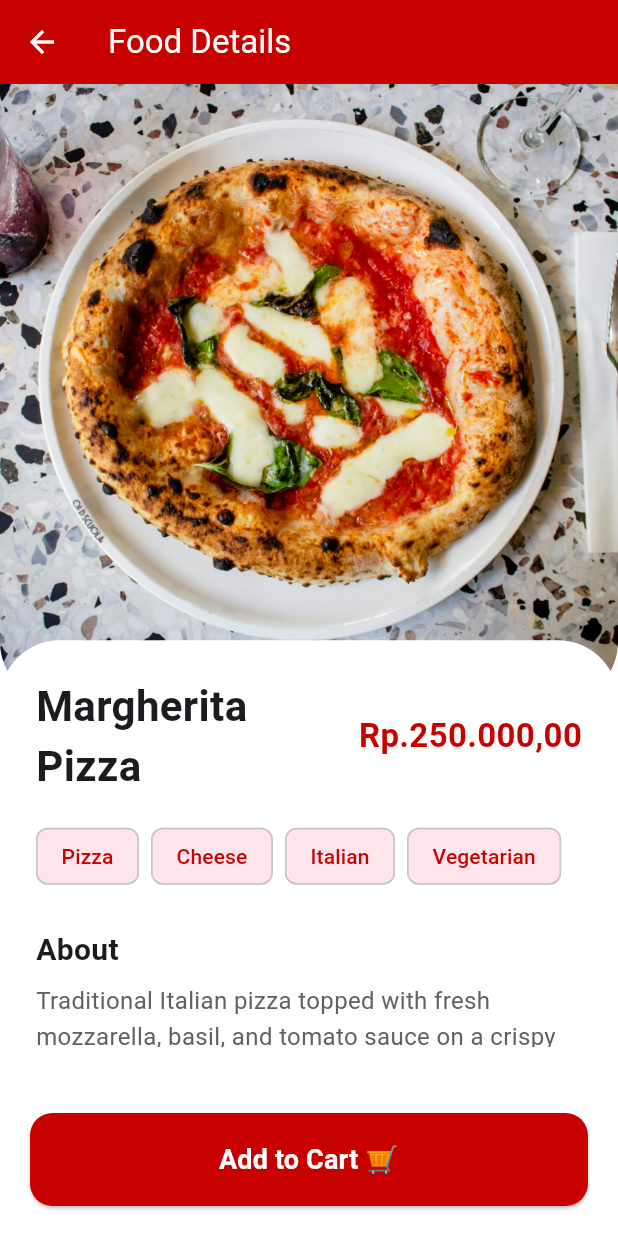
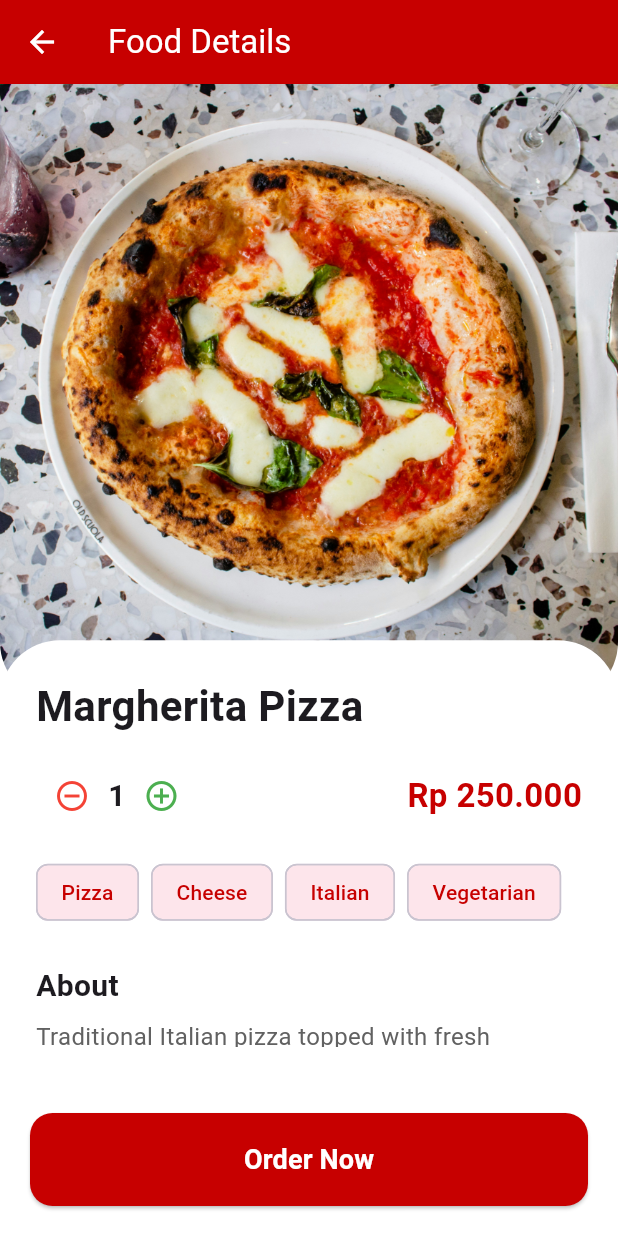
Before and after one commit to Fendyra/124230010_LatihanKuis, a Flutter app: the HomePage screen opened directly with empty values, after a tap on "Margherita Pizza", on a phone screen of 412 x 824 dp. Run offline on Flutter 3.47's test engine with Material 3 defaults, Android fonts, the phone set to English and light mode, and no system bars.

Commit message:
added Order Menu Page

```diff
--- a/lib/data/food_menu.dart
+++ b/lib/data/food_menu.dart
@@ -30,7 +30,7 @@ List<FoodMenu> foodMenuList = [
     price: 'Rp.150.000,00',
     about:
         'Classic creamy pasta with parmesan cheese, crispy bacon, and a touch of garlic for rich flavor.',
-    imageUrl: 'assets/images/spagetti-carbonara.jpg',
+    imageUrl: 'assets/images/spaghetti-carbonara.jpeg',
     reviewAverage: '89%',
     reviewCount: '930',
   ),
@@ -52,7 +52,7 @@ List<FoodMenu> foodMenuList = [
     price: 'Rp.220.000,00',
     about:
         'Assorted sushi rolls with fresh salmon, tuna, avocado, cucumber, and shrimp served with wasabi and soy sauce.',
-    imageUrl: 'https://images.unsplash.com/photo-1553621042-f6e147245754',
+    imageUrl: 'assets/images/sushi-platter.jpeg',
     reviewAverage: '97%',
     reviewCount: '2680',
   ),
@@ -63,7 +63,7 @@ List<FoodMenu> foodMenuList = [
     price: 'Rp.450.000,00',
     about:
         'Grilled sirloin steak cooked to perfection, served with crispy golden fries and herb butter.',
-    imageUrl: 'https://images.unsplash.com/photo-1551183053-bf91a1d81141',
+    imageUrl: 'assets/images/steak-fries.jpeg',
     reviewAverage: '94%',
     reviewCount: '1587',
   ),
--- a/lib/page/order_menu_page.dart
+++ b/lib/page/order_menu_page.dart
@@ -1,14 +1,57 @@
 import 'package:flutter/material.dart';
+import 'package:intl/intl.dart';
 import 'package:latihan_kuis/models/food_menu_model.dart';
 
-class DetailPage extends StatelessWidget {
+class DetailPage extends StatefulWidget {
   final FoodMenu food;
 
   const DetailPage({super.key, required this.food});
 
   @override
+  State<DetailPage> createState() => _DetailPageState();
+}
+
+class _DetailPageState extends State<DetailPage> {
+  int _quantity = 1;
+  double _totalPrice = 0.0;
+
+  @override
+  void initState() {
+    super.initState();
+    _calculateTotalPrice();
+  }
+
+  void _calculateTotalPrice() {
+    String mainPricePart = widget.food.price.split(',')[0];
+    final priceString = mainPricePart.replaceAll(RegExp(r'[^0-9]'), '');
+    final price = double.parse(priceString);
+
+    setState(() {
+      _totalPrice = price * _quantity;
+    });
+  }
+
+  void _incrementQuantity() {
+    setState(() {
+      _quantity++;
+      _calculateTotalPrice();
+    });
+  }
+
+  void _decrementQuantity() {
+    if (_quantity > 1) {
+      setState(() {
+        _quantity--;
+        _calculateTotalPrice();
+      });
+    }
+  }
+
+  @override
   Widget build(BuildContext context) {
-    bool isNetworkImage = food.imageUrl.startsWith('http');
+    bool isNetworkImage = widget.food.imageUrl.startsWith('http');
+    final currencyFormatter =
+        NumberFormat.currency(locale: 'id_ID', symbol: 'Rp ', decimalDigits: 0);
 
     return Scaffold(
       appBar: AppBar(
@@ -19,13 +62,12 @@ class DetailPage extends StatelessWidget {
       backgroundColor: Colors.white,
       body: Stack(
         children: [
-          // Gambar utama
           Positioned(
             top: 0,
             left: 0,
             right: 0,
             child: Hero(
-              tag: food.imageUrl, // Tag Hero harus unik
+              tag: widget.food.imageUrl,
               child: ClipRRect(
                 borderRadius: const BorderRadius.only(
                   bottomLeft: Radius.circular(40),
@@ -33,13 +75,13 @@ class DetailPage extends StatelessWidget {
                 ),
                 child: isNetworkImage
                     ? Image.network(
-                        food.imageUrl,
+                        widget.food.imageUrl,
                         height: MediaQuery.of(context).size.height * 0.5,
                         width: double.infinity,
                         fit: BoxFit.cover,
                       )
                     : Image.asset(
-                        food.imageUrl,
+                        widget.food.imageUrl,
                         height: MediaQuery.of(context).size.height * 0.5,
                         width: double.infinity,
                         fit: BoxFit.cover,
@@ -47,8 +89,6 @@ class DetailPage extends StatelessWidget {
               ),
             ),
           ),
-
-          // Konten Detail
           Positioned(
             top: MediaQuery.of(context).size.height * 0.45,
             left: 0,
@@ -67,21 +107,38 @@ class DetailPage extends StatelessWidget {
                 child: Column(
                   crossAxisAlignment: CrossAxisAlignment.start,
                   children: [
-                    // Nama Makanan dan Harga
+                    Text(
+                      widget.food.name,
+                      style: const TextStyle(
+                        fontSize: 28,
+                        fontWeight: FontWeight.bold,
+                      ),
+                    ),
+                    const SizedBox(height: 16),
                     Row(
                       mainAxisAlignment: MainAxisAlignment.spaceBetween,
                       children: [
-                        Expanded(
-                          child: Text(
-                            food.name,
-                            style: const TextStyle(
-                              fontSize: 28,
-                              fontWeight: FontWeight.bold,
+                        Row(
+                          children: [
+                            IconButton(
+                              icon: const Icon(Icons.remove_circle_outline),
+                              onPressed: _decrementQuantity,
+                              color: Colors.red,
                             ),
-                          ),
+                            Text(
+                              '$_quantity',
+                              style: const TextStyle(
+                                  fontSize: 20, fontWeight: FontWeight.bold),
+                            ),
+                            IconButton(
+                              icon: const Icon(Icons.add_circle_outline),
+                              onPressed: _incrementQuantity,
+                              color: Colors.green,
+                            ),
+                          ],
                         ),
                         Text(
-                          food.price,
+                          currencyFormatter.format(_totalPrice),
                           style: const TextStyle(
                             fontSize: 22,
                             fontWeight: FontWeight.bold,
@@ -91,12 +148,10 @@ class DetailPage extends StatelessWidget {
                       ],
                     ),
                     const SizedBox(height: 16),
-
-                    // Tags
                     Wrap(
                       spacing: 8.0,
                       runSpacing: 4.0,
-                      children: food.tags
+                      children: widget.food.tags
                           .map((tag) => Chip(
                                 label: Text(tag),
                                 backgroundColor: Colors.red.withOpacity(0.1),
@@ -106,8 +161,6 @@ class DetailPage extends StatelessWidget {
                           .toList(),
                     ),
                     const SizedBox(height: 24),
-
-                    // About
                     const Text(
                       'About',
                       style:
@@ -115,7 +168,7 @@ class DetailPage extends StatelessWidget {
                     ),
                     const SizedBox(height: 8),
                     Text(
-                      food.about,
+                      widget.food.about,
                       style: TextStyle(
                         fontSize: 16,
                         color: Colors.grey[700],
@@ -129,7 +182,6 @@ class DetailPage extends StatelessWidget {
           ),
         ],
       ),
-      // Tombol "Add to Cart"
       bottomNavigationBar: Container(
         padding: const EdgeInsets.all(20),
         color: Colors.white,
@@ -142,17 +194,17 @@ class DetailPage extends StatelessWidget {
             ),
           ),
           onPressed: () {
-            // Logika untuk menambahkan ke keranjang
             ScaffoldMessenger.of(context).showSnackBar(
               SnackBar(
-                content: Text('${food.name} added to cart! 🔥'),
+                content:
+                    Text('$_quantity ${widget.food.name} added to cart!'),
                 backgroundColor: Colors.green,
                 duration: const Duration(seconds: 2),
               ),
             );
           },
           child: const Text(
-            'Add to Cart 🛒',
+            'Order Now',
             style: TextStyle(
               fontSize: 18,
               fontWeight: FontWeight.bold,
```
Also changed, not shown: assets/images/spaghetti-carbonara.jpeg (added), assets/images/steak-fries.jpeg (added), assets/images/sushi-platter.jpeg (added).
